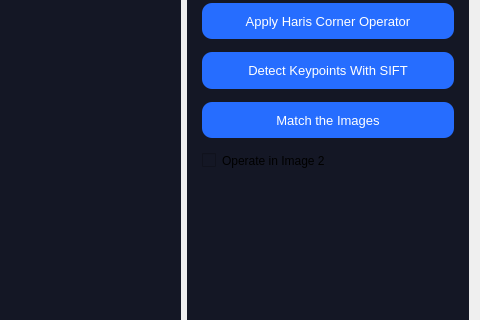
Old version of the form src/UI/matchingwidget.ui in the repository 1brahimmohamed/Computer-Vision-Toolkit; both pictures show x 776 to 1256 and y 97 to 417 of the 1256 by 948 pixel window.
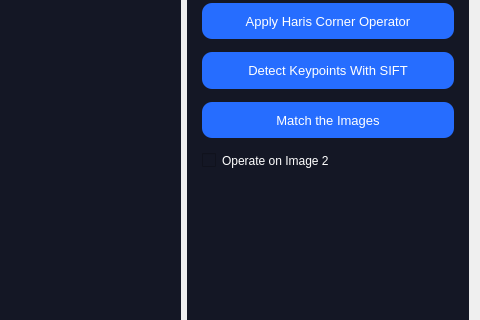
New version of the form.

What changed in the file:
```diff
--- a/src/UI/matchingwidget.ui
+++ b/src/UI/matchingwidget.ui
@@ -428,8 +428,11 @@
            </item>
            <item>
             <widget class="QCheckBox" name="checkBox">
+             <property name="styleSheet">
+              <string notr="true">color: rgb(255, 255, 255)</string>
+             </property>
              <property name="text">
-              <string>Operate in Image 2</string>
+              <string>Operate on Image 2</string>
              </property>
             </widget>
            </item>
```
